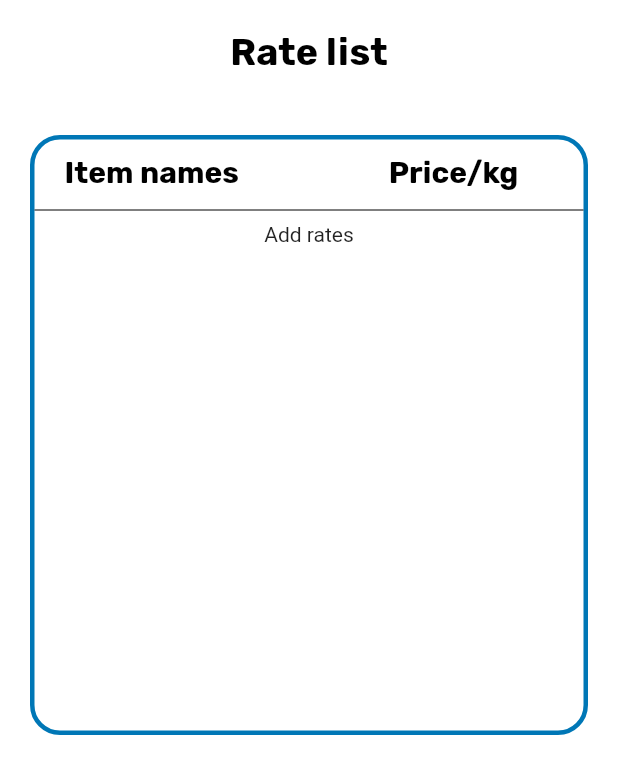
After one commit to mahimafire1234/Kabadiwala, a Flutter app: the oneCompany screen opened by its route, after a tap on "See Pricings", on a phone screen of 412 x 824 dp. The commit adds this screen. Shown: the top 774 px of the screen. Run offline on Flutter 3.47's test engine with Material 2 defaults, Android fonts, the phone set to English and light mode, and no system bars; our stand-ins replace font_awesome_flutter, shared_preferences; missing offline and left inert: sweetalert; accounts and stored records are empty; network calls fail.

Commit message:
changes made

```diff
--- a/lib/pages/insertrate.dart
+++ b/lib/pages/insertrate.dart
@@ -159,7 +159,7 @@ class _InsertRateState extends State<InsertRate> {
                           ),
                         );
                         ScaffoldMessenger.of(context).showSnackBar(snackB);
-                        if(res["success"] == "true"){
+                        if(res["success"] == true){
                           Navigator.push(context,MaterialPageRoute(builder:(context)=> Rates(company_id: company_id,)));
                         }
                     },
--- a/lib/pages/myprofilekabadiwala.dart
+++ b/lib/pages/myprofilekabadiwala.dart
@@ -20,11 +20,12 @@ class _CompanyProfileState extends State<CompanyProfile> {
     final token = await MySharedPreferences.getToken();
     // print(token);
     var response = await http
-        .get(Uri.parse("http://10.0.2.2:5000/user/loggedin_user"), headers: {
+        .get(Uri.parse("http://10.0.2.2:5000/user/loggedin_company"), headers: {
       "Authorization": "Bearer $token",
     });
 
     var data = await jsonDecode(response.body);
+    print(data);
     String company_name = await data["data"]["name"];
     String company_id = await data["data"]["_id"];
     //list
@@ -35,7 +36,6 @@ class _CompanyProfileState extends State<CompanyProfile> {
     });
     return companyInfo;
   }
-
 
 
   @override
--- a/lib/pages/oneCompany.dart
+++ b/lib/pages/oneCompany.dart
@@ -3,7 +3,7 @@ import 'dart:convert';
 import 'package:flutter/cupertino.dart';
 import 'package:flutter/material.dart';
 import 'package:http/http.dart' as http;
-import 'package:login_sprint1/pages/ratespage.dart';
+import 'package:login_sprint1/pages/priceview.dart';
 
 import 'items.dart';
 
@@ -147,8 +147,7 @@ class _ShowOneState extends State<oneCompany> {
                           side: BorderSide(
                               color: Color.fromARGB(255, 0, 119, 182))))),
               onPressed: () {
-                Navigator.of(context).push(MaterialPageRoute(builder: (context) => Rates(company_id: id,)));
-              },
+                Navigator.of(context).push(MaterialPageRoute(builder: (context) => PriceView(company_id: id,)));              },
               child: Text(
                 "See Pricings",
               ),
--- /dev/null
+++ b/lib/pages/priceView.dart
@@ -0,0 +1,170 @@
+import 'dart:convert';
+import 'package:flutter/cupertino.dart';
+import 'package:flutter/material.dart';
+import 'package:http/http.dart' as http;
+
+class PriceView extends StatefulWidget {
+  // const PriceView({Key? key}) : super(key: key);
+  String company_id;
+  PriceView({required this.company_id});
+  @override
+  _PriceViewState createState() => _PriceViewState(company_id);
+}
+
+class _PriceViewState extends State<PriceView> {
+  String company_id;
+  _PriceViewState(this.company_id);
+
+  // /get response
+  Future<List<Category_Rate>?> getRate(id) async {
+    try{
+      //  url
+      final fetchUrl = "http://10.0.2.2:5000/category/getRate/${id}";
+      var response = await http.get(Uri.parse(fetchUrl));
+      var jsonData = jsonDecode(response.body);
+      var result= jsonData["data"][0]["category_rate"];
+      // print(result);
+
+      //list of category rate an empty list
+      List<Category_Rate> category_rate = [];
+
+      for(var item in result){
+        Category_Rate category_rates = Category_Rate(item["price"],item["category"]);
+        category_rate.add(category_rates);
+      }
+      return category_rate;
+    }
+    catch(error){
+      print(error);
+    }
+  }
+
+  @override
+  Widget build(BuildContext context) {
+    return Scaffold(
+      backgroundColor: const Color(0xFFFFFFFF),
+      body:       SafeArea(
+        child: Column(children: [
+          const Padding(
+            padding: EdgeInsets.all(20.0),
+            child: Text(
+              'Rate list',
+              style: TextStyle(
+                  color: Color(0xFF000000),
+                  fontSize: 25,
+                  fontWeight: FontWeight.bold,
+                  fontFamily: 'Rubik'),
+            ),
+          ),
+          Padding(
+            padding: const EdgeInsets.all(20.0),
+            child: Container(
+              height: 400,
+              width: 400,
+              decoration: BoxDecoration(
+                border: Border.all(
+                  color: Color(0xFF0077B6),
+                  width: 3.0,
+                ),
+                borderRadius: BorderRadius.circular(20.0),
+              ),
+              child: Expanded(
+                child: Column(
+                    children: [
+                      Padding(
+                        padding: const EdgeInsets.fromLTRB(20, 10, 20, 5),
+                        child: Row(
+                          children: const [
+                            Text(
+                              'Item names',
+                              textAlign: TextAlign.left,
+                              style: TextStyle(
+                                  color: Color(0xFF000000),
+                                  fontSize: 20,
+                                  fontWeight: FontWeight.bold,
+                                  fontFamily: 'Rubik'),
+                            ),
+                            Padding(
+                              padding: EdgeInsets.fromLTRB(100, 0, 0, 0),
+                              child: Text(
+                                'Price/kg',
+                                textAlign: TextAlign.right,
+                                style: TextStyle(
+                                    color: Color(0xFF000000),
+                                    fontSize: 20,
+                                    fontWeight: FontWeight.bold,
+                                    fontFamily: 'Rubik'),
+                              ),
+                            ),
+                          ],
+                        ),
+                      ),
+                      const Divider(color: Colors.black),
+                      FutureBuilder<List<Category_Rate>?>(
+                        future: getRate(company_id),
+                        builder:  (context,  snapshot) {
+                          if (snapshot.data == null) {
+                            return Container(
+                              child: Center(
+                                child: Text("Add rates"),
+                              ),
+                            );
+                          }else {
+                            return ListView.builder(
+                              shrinkWrap: true,
+                              itemCount : snapshot.data?.length,
+                              itemBuilder : (context, i){
+                                return Padding(
+                                  padding: const EdgeInsets.all(10.0),
+                                  child: PhysicalModel(
+                                    borderRadius: BorderRadius.circular(5),
+                                    color: Colors.white,
+                                    elevation: 5.0,
+                                    shadowColor: Color(0xff5a5a5a),
+                                    child: ListTile(
+                                      title: Column(
+                                        crossAxisAlignment: CrossAxisAlignment.start,
+                                        children: [
+                                          const SizedBox(height: 10.0),
+                                          Row(
+                                              children:[
+                                                Text(snapshot.data![i].category_rate,
+                                                  style: TextStyle(
+                                                      color: Color(0xFF000000),
+                                                      fontSize: 18,
+                                                      fontFamily: 'Rubik'),
+                                                ),
+                                                SizedBox(width: 10.0),
+                                                Padding(
+                                                  padding: EdgeInsets.fromLTRB(150, 0, 0, 0),
+                                                  child: Text(snapshot.data![i].price,
+                                                    style: TextStyle(
+                                                        color: Color(0xFF000000),
+                                                        fontSize: 18,
+                                                        fontFamily: 'Rubik'),
+                                                  ),
+                                                ),
+                                              ]),
+                                          SizedBox(height: 10.0),
+                                        ],
+                                      ),
+                                    ),
+                                  ),
+                                );
+                                ;
+                              },
+                            );
+                          }
+                        },
+                      ),
+
+
+                    ]),),),),]),),
+
+    );
+  }
+}
+//class Category rate for get response
+class Category_Rate{
+  final String price, category_rate;
+  Category_Rate(this.price, this.category_rate);}
```
Also changed, not shown: lib/pages/viewcompany.dart (+14 -17 lines), pubspec.lock.
